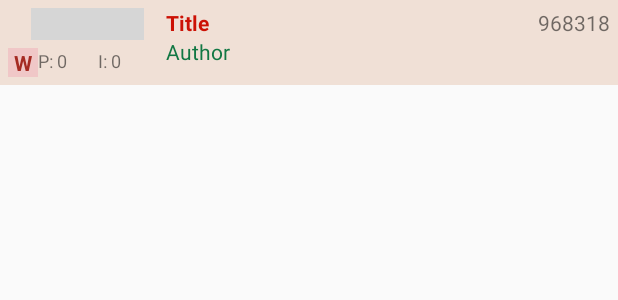
After one commit to Dediggefedde/Questden_Blick_Reader, an Android app: the layout list_item_compact.xml on its own in the app's theme, with its tools: preview values and no code run, on a phone screen of 412 x 824 dp. The commit adds this screen. Shown: the top 300 px of the screen. Run offline under Robolectric (Android 15) with nearby library versions, the phone set to English and light mode, and no system bars; network calls fail; grey boxes are pictures that could not be loaded.

Commit message:
* prepare compact layout (still error on use) * replaced not-null assertion operator !! with safe call operators or added not-null conditionals * tried to find memory problem. large quests are out of memory (slissa), even if images are omitted.   - memory-management? function parameters always pass-by-value. listadapter copying list multiple times?   - test out limits of internal list storage. even if listadapter works, dynamic calls (new request for posts) might be needed     + More traffic, longer waits   - perhaps a data source might be usefull. Seems pretty complicated for this html get+parse, though.   - investigate a bit about questden APIs...

```diff
--- a/app/src/main/AndroidManifest.xml
+++ b/app/src/main/AndroidManifest.xml
@@ -4,11 +4,11 @@
 
     <uses-permission android:name="android.permission.INTERNET"/>
     <application
-        android:allowBackup="true"
         android:icon="@mipmap/ic_launcher2"
         android:label="@string/app_name"
         android:roundIcon="@mipmap/ic_launcher2_round"
         android:supportsRtl="true"
+        android:largeHeap="true"
         android:theme="@style/AppTheme">
         <activity android:name=".MainActivity">
             <intent-filter>
--- /dev/null
+++ b/app/src/main/res/layout/list_item_compact.xml
@@ -0,0 +1,103 @@
+<?xml version="1.0" encoding="utf-8"?>
+<androidx.constraintlayout.widget.ConstraintLayout xmlns:android="http://schemas.android.com/apk/res/android"
+    xmlns:app="http://schemas.android.com/apk/res-auto"
+    xmlns:tools="http://schemas.android.com/tools"
+    android:id="@+id/linearLayout_comp"
+    android:layout_width="match_parent"
+    android:layout_height="wrap_content"
+    android:layout_gravity="center_horizontal"
+    android:layout_marginLeft="0dp"
+    android:layout_marginTop="0dp"
+    android:layout_marginRight="0dp"
+    android:layout_marginBottom="5dp"
+    android:background="#F0E0D6"
+    android:padding="5dp">
+
+    <TextView
+        android:id="@+id/tx_comp_newImg"
+        android:layout_width="40dp"
+        android:layout_height="wrap_content"
+        android:text="I: 0"
+        android:textSize="12sp"
+        app:layout_constraintStart_toEndOf="@+id/tx_comp_newPosts"
+        app:layout_constraintTop_toTopOf="@+id/tx_comp_newPosts" />
+
+    <TextView
+        android:id="@+id/tx_title"
+        android:layout_width="0dp"
+        android:layout_height="wrap_content"
+        android:layout_marginStart="5dp"
+        android:text="@string/title"
+        android:textColor="#CC1105"
+        android:textStyle="bold"
+        app:layout_constraintEnd_toStartOf="@+id/tx_comp_postID"
+        app:layout_constraintStart_toStartOf="@id/barrier2_comp"
+        app:layout_constraintTop_toTopOf="parent"
+        app:layout_constraintVertical_chainStyle="packed"
+        android:layout_marginLeft="5dp" />
+
+    <ImageView
+        android:id="@+id/img_comp_url"
+        android:layout_width="75dp"
+        android:layout_height="21dp"
+        android:layout_marginBottom="5dp"
+        app:layout_constraintBottom_toBottomOf="parent"
+        app:layout_constraintEnd_toStartOf="@+id/tx_title"
+        app:layout_constraintStart_toStartOf="parent"
+        app:layout_constraintTop_toTopOf="parent"
+        app:layout_constraintVertical_bias="0.0"
+        tools:srcCompat="@tools:sample/avatars" />
+
+    <TextView
+        android:id="@+id/tx_comp_author"
+        android:layout_width="0dp"
+        android:layout_height="wrap_content"
+        android:layout_marginStart="5dp"
+        android:text="@string/author"
+        android:textColor="#117743"
+        app:layout_constraintEnd_toEndOf="parent"
+        app:layout_constraintStart_toStartOf="@+id/barrier2_comp"
+        app:layout_constraintTop_toBottomOf="@+id/tx_title"
+        android:layout_marginLeft="5dp" />
+
+    <TextView
+        android:id="@+id/tx_comp_watch"
+        android:layout_width="20dp"
+        android:layout_height="wrap_content"
+        android:layout_marginTop="5dp"
+        android:background="#20E91E63"
+        android:gravity="center"
+        android:text="W"
+        android:textColor="#A52B23"
+        android:textStyle="bold"
+        android:typeface="normal"
+        app:layout_constraintStart_toStartOf="parent"
+        app:layout_constraintTop_toBottomOf="@+id/img_comp_url" />
+
+    <TextView
+        android:id="@+id/tx_comp_newPosts"
+        android:layout_width="40dp"
+        android:layout_height="wrap_content"
+        android:text="P: 0"
+        android:textSize="12sp"
+        app:layout_constraintStart_toEndOf="@+id/tx_comp_watch"
+        app:layout_constraintTop_toTopOf="@+id/tx_comp_watch" />
+
+    <androidx.constraintlayout.widget.Barrier
+        android:id="@+id/barrier2_comp"
+        android:layout_width="wrap_content"
+        android:layout_height="wrap_content"
+        app:barrierDirection="end"
+        app:constraint_referenced_ids="tx_comp_newPosts,img_comp_url,tx_comp_newImg,tx_comp_watch"
+        tools:layout_editor_absoluteX="5dp"
+        tools:layout_editor_absoluteY="5dp" />
+
+    <TextView
+        android:id="@+id/tx_comp_postID"
+        android:layout_width="wrap_content"
+        android:layout_height="wrap_content"
+        android:text="968318"
+        app:layout_constraintEnd_toEndOf="parent"
+        app:layout_constraintTop_toTopOf="parent" />
+
+</androidx.constraintlayout.widget.ConstraintLayout>
```
Also changed, not shown: app/build.gradle (+12 -2 lines), app/src/main/java/de/dediggefedde/questden_blick_reader/GlideImageGetter.kt (added, +120 -0 lines), app/src/main/java/de/dediggefedde/questden_blick_reader/MainActivity.kt (+217 -108 lines), app/src/main/java/de/dediggefedde/questden_blick_reader/PicassoImageGetter2.java (+2 -17 lines), app/src/main/res/drawable/ic_eye.xml (deleted, +0 -42 lines), app/src/main/res/drawable/ic_eye_closed.xml (deleted, +0 -27 lines).
